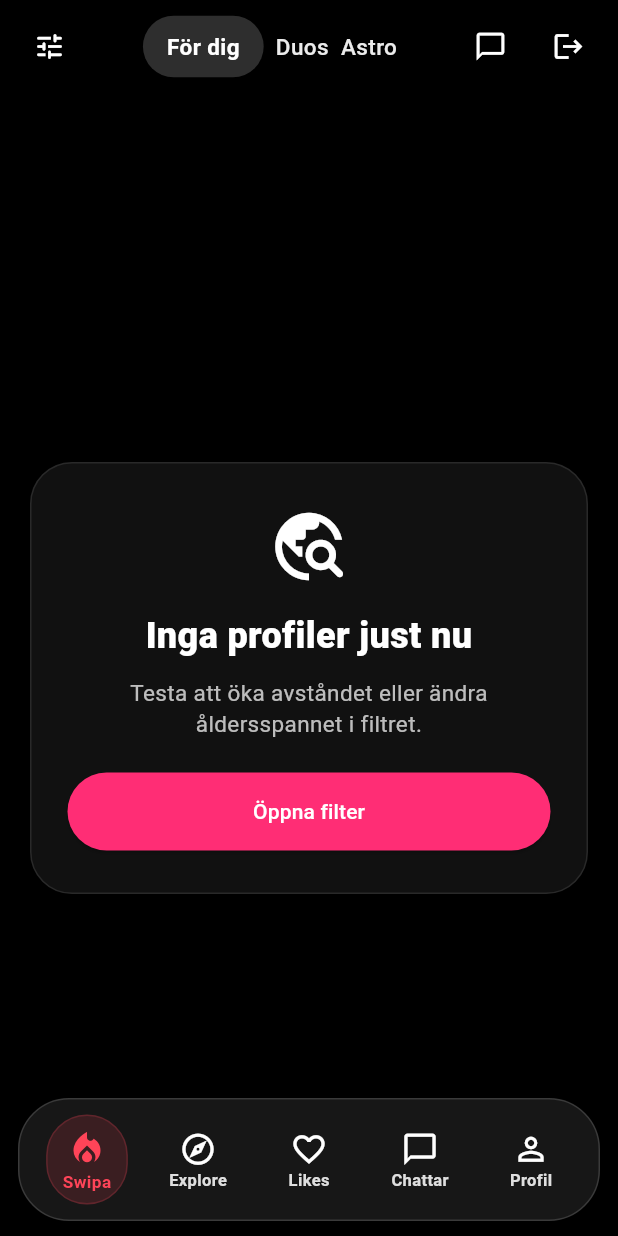
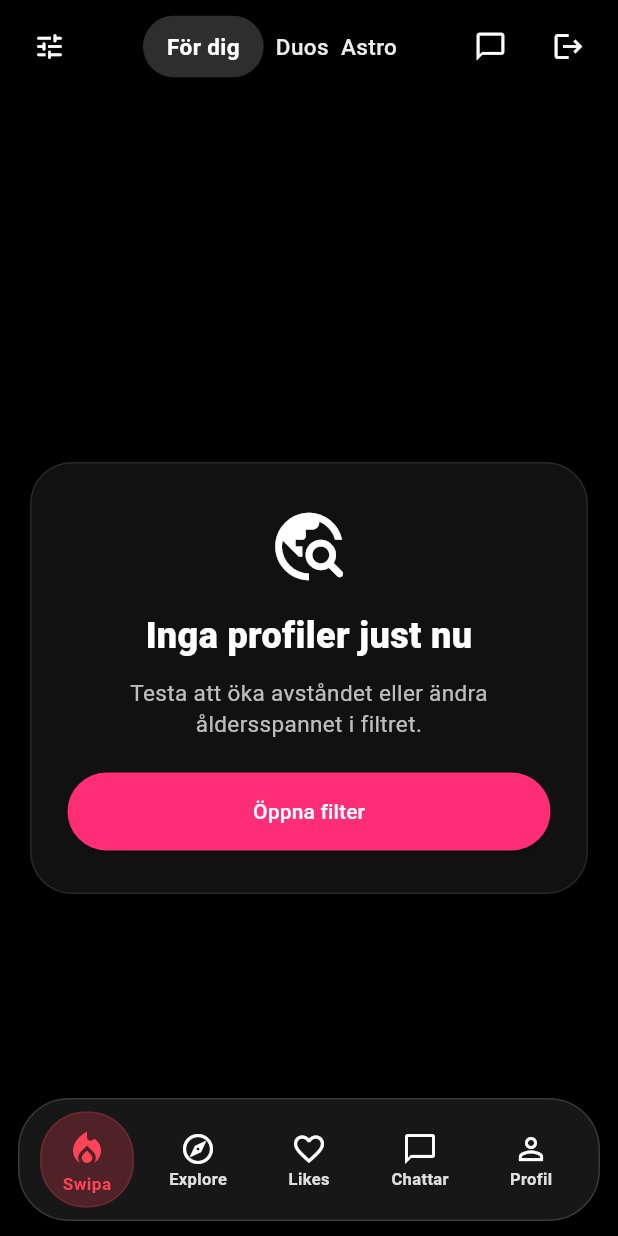
Before and after one commit to mesgun-gebremikael/zullo-frontend, a Flutter app: the MainNavigation screen opened directly, on a phone screen of 412 x 824 dp. Run offline on Flutter 3.47's test engine with Material 3 defaults, Android fonts, the phone set to English and light mode, and no system bars; our stand-ins replace cached_network_image, image_picker, shared_preferences; accounts and stored records are empty; network calls fail.

Commit message:
Improve active tab bubble to match Tinder feel

```diff
--- a/lib/main_navigation.dart
+++ b/lib/main_navigation.dart
@@ -133,15 +133,15 @@ class _NavItem extends StatelessWidget {
           child: AnimatedContainer(
             duration: const Duration(milliseconds: 220),
             curve: Curves.easeOut,
-            padding: EdgeInsets.symmetric(
-              horizontal: isActive ? 10 : 4,
-              vertical: isActive ? 8 : 6,
-            ),
+           padding: EdgeInsets.symmetric(
+  horizontal: isActive ? 14 : 4,
+  vertical: isActive ? 10 : 6,
+),
             decoration: BoxDecoration(
-              color: isActive
-                  ? activeColor.withAlpha(activeColor == Colors.white ? 20 : 38)
-                  : Colors.transparent,
-              borderRadius: BorderRadius.circular(999),
+             color: isActive
+    ? activeColor.withAlpha(activeColor == Colors.white ? 30 : 60)
+    : Colors.transparent,
+             borderRadius: BorderRadius.circular(30),
               border: isActive
                   ? Border.all(
                       color: activeColor.withAlpha(activeColor == Colors.white ? 28 : 50),
@@ -155,7 +155,7 @@ class _NavItem extends StatelessWidget {
                 Icon(
                   isActive ? activeIcon : icon,
                   color: isActive ? activeColor : inactiveColor,
-                  size: isActive ? 27 : 25,
+                  size: isActive ? 28 : 24,
                 ),
                 const SizedBox(height: 3),
                 Text(
```
